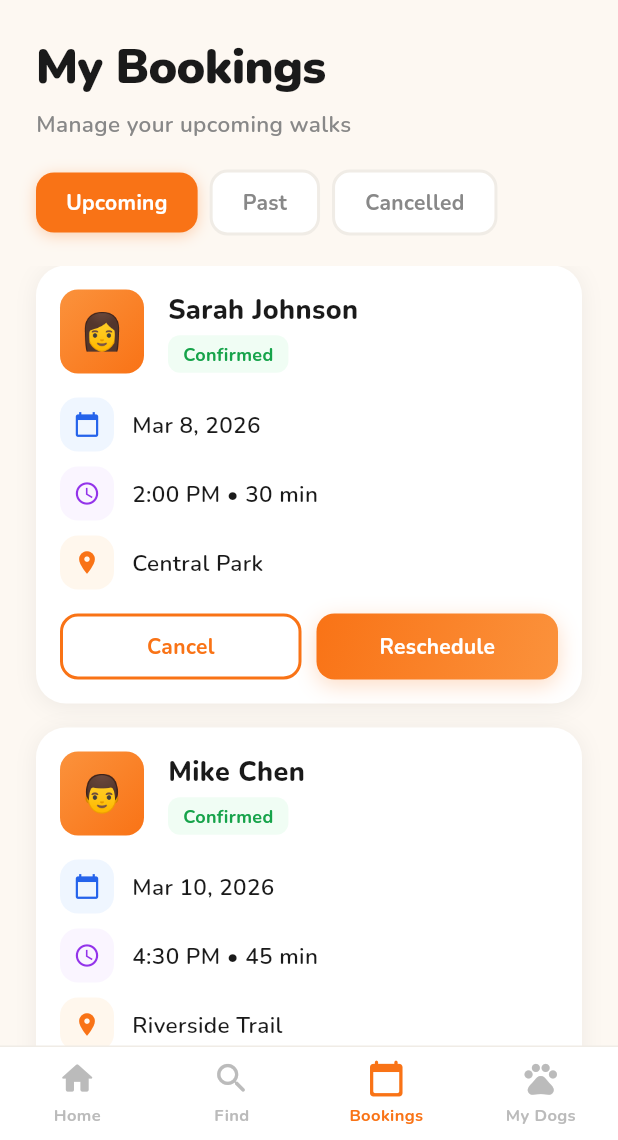
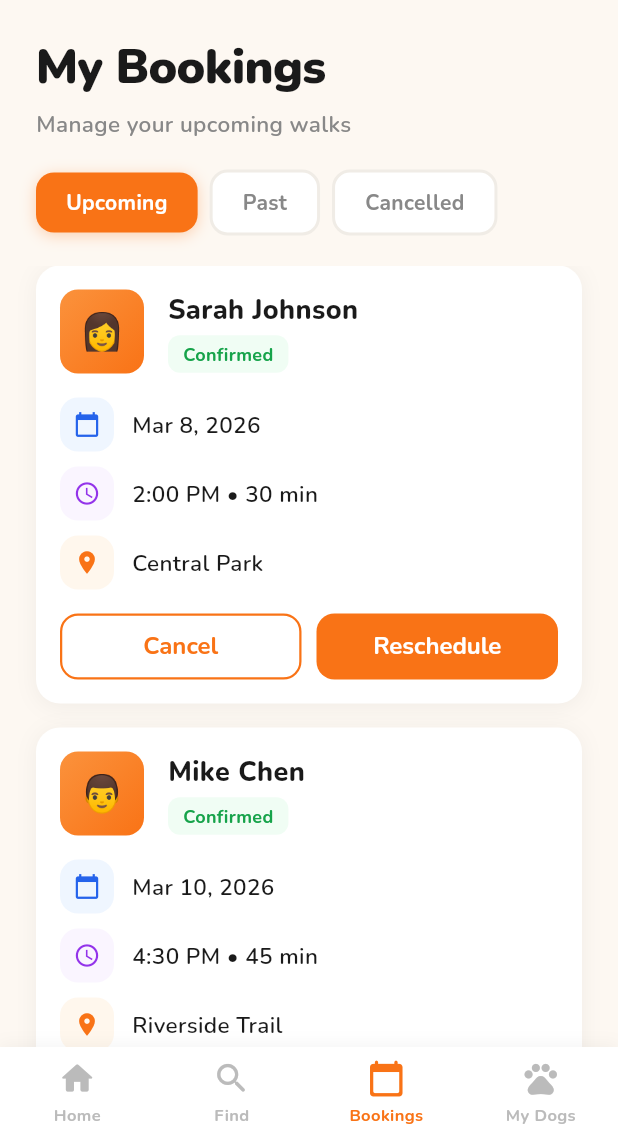
Before and after one commit to benzzdan/pawgo_flutter, a Flutter app: the MainShell screen opened by its route, item 3 of the bottom bar chosen, on a phone screen of 412 x 824 dp, the part 96-1236 px from its top. Run offline on Flutter 3.47's test engine with Material 3 defaults, Android fonts, the phone set to English and light mode, and no system bars; our stand-ins replace flutter_animate, google_fonts, image_picker, supabase_flutter; accounts and stored records are empty.

Commit message:
feat: [US-019] - Apply minimalistic styling to HomeScreen, FindScreen, BookingsScreen
Co-Authored-By: Claude Opus 4.6 (1M context) <noreply@anthropic.com>

```diff
--- a/lib/screens/bookings_screen.dart
+++ b/lib/screens/bookings_screen.dart
@@ -3,6 +3,7 @@ import 'package:flutter_animate/flutter_animate.dart';
 import 'package:google_fonts/google_fonts.dart';
 import 'package:pawgo/models/mock_data.dart';
 import 'package:pawgo/theme/app_theme.dart';
+import 'package:pawgo/widgets/pawgo_button.dart';
 
 class BookingsScreen extends StatefulWidget {
   const BookingsScreen({super.key});
@@ -217,14 +218,8 @@ class _BookingCard extends StatelessWidget {
       padding: const EdgeInsets.all(16),
       decoration: BoxDecoration(
         color: AppColors.white,
-        borderRadius: BorderRadius.circular(20),
-        boxShadow: [
-          BoxShadow(
-            color: Colors.black.withValues(alpha: 0.06),
-            blurRadius: 12,
-            offset: const Offset(0, 2),
-          ),
-        ],
+        borderRadius: BorderRadius.circular(AppRadius.card),
+        boxShadow: AppShadows.card,
       ),
       child: Column(
         children: [
@@ -309,54 +304,23 @@ class _BookingCard extends StatelessWidget {
           Row(
             children: [
               Expanded(
-                child: Container(
+                child: SizedBox(
                   height: 44,
-                  decoration: BoxDecoration(
-                    color: AppColors.white,
-                    borderRadius: BorderRadius.circular(12),
-                    border:
-                        Border.all(color: AppColors.orange500, width: 2),
-                  ),
-                  child: Center(
-                    child: Text(
-                      'Cancel',
-                      style: GoogleFonts.nunito(
-                        fontSize: 14,
-                        fontWeight: FontWeight.w700,
-                        color: AppColors.orange500,
-                      ),
-                    ),
+                  child: PawgoButton(
+                    label: 'Cancel',
+                    variant: PawgoButtonVariant.secondary,
+                    onPressed: () {},
                   ),
                 ),
               ),
               const SizedBox(width: 10),
               Expanded(
-                child: Container(
+                child: SizedBox(
                   height: 44,
-                  decoration: BoxDecoration(
-                    gradient: const LinearGradient(
-                      begin: Alignment.topLeft,
-                      end: Alignment.bottomRight,
-                      colors: [AppColors.orange500, AppColors.orange400],
-                    ),
-                    borderRadius: BorderRadius.circular(12),
-                    boxShadow: [
-                      BoxShadow(
-                        color: AppColors.orange500.withValues(alpha: 0.25),
-                        blurRadius: 12,
-                        offset: const Offset(0, 4),
-                      ),
-                    ],
-                  ),
-                  child: Center(
-                    child: Text(
-                      'Reschedule',
-                      style: GoogleFonts.nunito(
-                        fontSize: 14,
-                        fontWeight: FontWeight.w700,
-                        color: Colors.white,
-                      ),
-                    ),
+                  child: PawgoButton(
+                    label: 'Reschedule',
+                    variant: PawgoButtonVariant.primary,
+                    onPressed: () {},
                   ),
                 ),
               ),
--- a/lib/widgets/bottom_nav.dart
+++ b/lib/widgets/bottom_nav.dart
@@ -22,11 +22,15 @@ class BottomNav extends StatelessWidget {
     ];
 
     return Container(
-      decoration: const BoxDecoration(
+      decoration: BoxDecoration(
         color: AppColors.white,
-        border: Border(
-          top: BorderSide(color: AppColors.border, width: 1),
-        ),
+        boxShadow: [
+          BoxShadow(
+            color: Colors.black.withValues(alpha: 0.04),
+            blurRadius: 8,
+            offset: const Offset(0, -2),
+          ),
+        ],
       ),
       child: SafeArea(
         top: false,
```
Also changed, not shown: lib/screens/find_screen.dart (+2 -8 lines), lib/screens/home_screen.dart (+4 -4 lines), lib/widgets/stat_card.dart (+2 -8 lines).
